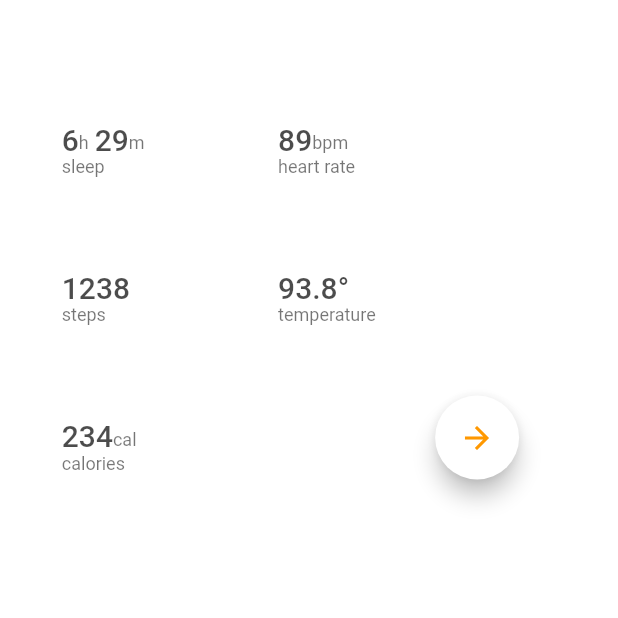
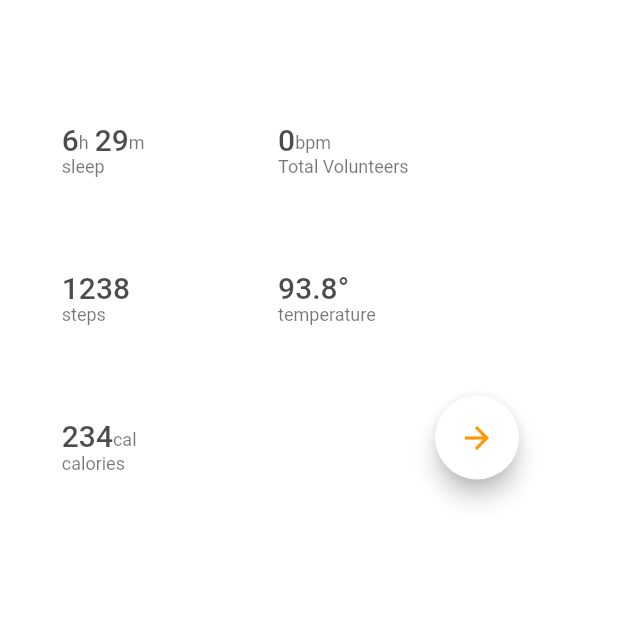
Before and after one commit to axactstudios/doop, a Flutter app: the screen it shows after launch, on a phone screen of 412 x 824 dp, the top half of it. Run offline on Flutter 3.47's test engine with Material 2 defaults, Android fonts, the phone set to English and light mode, and no system bars; our stand-ins replace cloud_firestore, tuple; accounts and stored records are empty; statements that could not run were skipped.

Commit message:
basic changes

```diff
--- a/lib/screen/onboarding/onboarding_page.dart
+++ b/lib/screen/onboarding/onboarding_page.dart
@@ -1,3 +1,4 @@
+import 'package:cloud_firestore/cloud_firestore.dart';
 import 'package:flutter/material.dart';
 import 'package:doop/component/dots_indicator.dart';
 import 'package:doop/component/progress_chart.dart';
@@ -10,6 +11,8 @@ class OnBoardingPage extends StatefulWidget {
   @override
   _OnBoardingPageState createState() => _OnBoardingPageState();
 }
+
+int len = 0;
 
 class _OnBoardingPageState extends State<OnBoardingPage>
     with TickerProviderStateMixin {
@@ -29,6 +32,13 @@ class _OnBoardingPageState extends State<OnBoardingPage>
     _getPagerItem(),
     _getPagerItem()
   ];
+
+  getLen() async {
+    len = await Firestore.instance.collection("Users").snapshots().length;
+    setState(() {
+      print(len);
+    });
+  }
 
   @override
   void initState() {
@@ -53,6 +63,7 @@ class _OnBoardingPageState extends State<OnBoardingPage>
       });
 
     onBoardingEnterAnimation = OnBoardingEnterAnimation(animationController);
+    getLen();
 
     animationController.forward();
   }
@@ -67,7 +78,7 @@ class _OnBoardingPageState extends State<OnBoardingPage>
   Widget build(BuildContext context) {
     var size = MediaQuery.of(context).size;
     TextTheme textTheme = Theme.of(context).textTheme;
-
+    getLen();
     return Scaffold(
       backgroundColor: Colors.white,
       body: Stack(
@@ -439,8 +450,8 @@ final List<DailyActivityModel> activityList = [
     UnitValueModel(value: "29", unit: "m")
   ]),
   DailyActivityModel(
-      label: "heart rate",
-      valueUnitList: [UnitValueModel(value: "89", unit: "bpm")]),
+      label: "Total Volunteers",
+      valueUnitList: [UnitValueModel(value: len.toString(), unit: "bpm")]),
   DailyActivityModel(
       label: "steps", valueUnitList: [UnitValueModel(value: "1238", unit: "")]),
   DailyActivityModel(
```
Also changed, not shown: lib/screen/activity_page/activity_page.dart (+12 -5 lines), lib/screen/add_volunteer.dart (added, +35 -0 lines), pubspec.lock, 2 other files.
